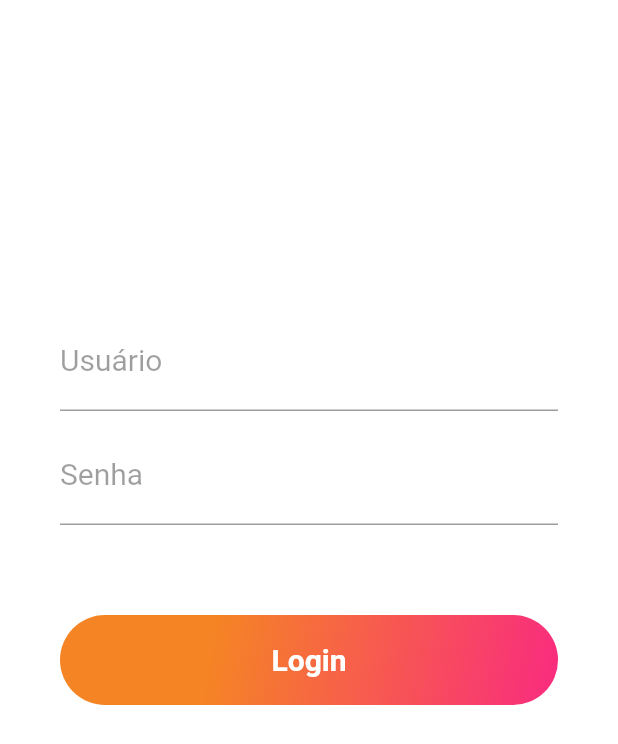
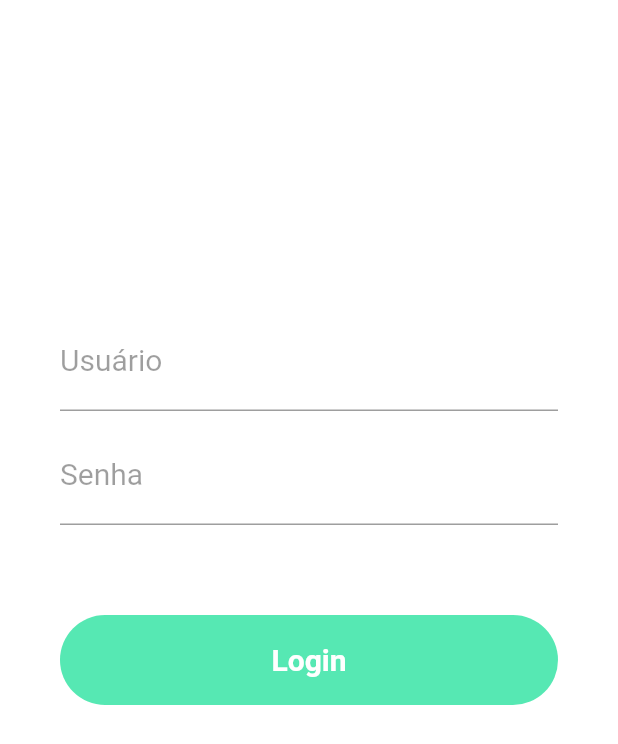
Before and after one commit to pveiga-abreu/client-chat, a Flutter app: the screen it shows after launch, after a tap on "Login", on a phone screen of 412 x 824 dp. Shown: the top 744 px of the screen. Run offline on Flutter 3.47's test engine with Material 2 defaults, Android fonts, the phone set to English and light mode, and no system bars; missing offline and left inert: console, xmpp_stone.

Commit message:
Finalizando Tela de Login

```diff
--- a/lib/main.dart
+++ b/lib/main.dart
@@ -15,7 +15,12 @@ class MyApp extends StatelessWidget {
       theme: ThemeData(
         primarySwatch: Colors.deepOrange,
       ),
-      home: LoginPage(),
+      // home: LoginPage(),
+      initialRoute: '/login',
+      routes :{
+        '/login' : (BuildContext context) => LoginPage()
+
+      }
     );
   }
 }
--- a/lib/opa.dart
+++ /dev/null
@@ -1,7 +0,0 @@
-import 'dart:io';
-import 'dart:async';
-
-void teste() {
-  print("opa");
-
-}
--- a/lib/openfire.dart
+++ b/lib/openfire.dart
@@ -55,10 +55,11 @@ class Openfire {
       messageHandler.sendMessage(receiverJid, str);
     });
 
-    if (xmpp.XmppConnectionState == xmpp.XmppConnectionState.Ready) {
+    // Verifica se a conexão foi realizada com sucesso
+    if (xmpp.XmppConnectionState != '') {
       conectado = true;
     }
-    return conectado;
+    return conectado = false;
   }
 }
 
@@ -78,9 +79,11 @@ class ExampleConnectionStateChangedListener
 
   @override
   void onConnectionStateChanged(xmpp.XmppConnectionState state) {
+    print('$state testando conexao');
     if (state == xmpp.XmppConnectionState.Ready) {
       print(TAG);
       print("teste");
+
       var vCardManager = xmpp.VCardManager(_connection);
       vCardManager.getSelfVCard().then((vCard) {
         if (vCard != null) {
--- a/lib/pages/login.pages.dart
+++ b/lib/pages/login.pages.dart
@@ -1,19 +1,20 @@
 import 'package:flutter/material.dart';
 import '../openfire.dart' as openfire;
 import 'package:flutter/material.dart';
-
-import '../opa.dart' as opa;
 
 class LoginPage extends StatelessWidget {
   TextEditingController email = new TextEditingController();
   TextEditingController senha = new TextEditingController();
 
-  void autenticar(bool conectou){
+  static void autenticar(String mail, String senha, context) {
+    openfire.Openfire.openFireLogin(mail, senha);
 
+    // Navigator.push(context, route)
   }
 
   @override
   Widget build(BuildContext context) {
+    // Navigator.pushNamed(context, '/chat', arguments: );
     return Scaffold(
       body: Container(
         padding: EdgeInsets.only(
@@ -67,7 +68,6 @@ class LoginPage extends StatelessWidget {
             SizedBox(
               height: 10,
             ),
-
             SizedBox(
               height: 50,
             ),
@@ -79,12 +79,12 @@ class LoginPage extends StatelessWidget {
                     begin: Alignment.topLeft,
                     end: Alignment.bottomRight,
                     stops: [
-                      0.3,
+                      1,
                       1
                     ],
                     colors: [
-                      Color(0xFFF58524),
-                      Color(0XFFF92B7F),
+                      Color(0xFF56E8B3),
+                      Color(0xFFFFFF),
                     ]),
                 borderRadius: BorderRadius.all(
                   Radius.circular(50),
@@ -106,10 +106,8 @@ class LoginPage extends StatelessWidget {
                         ),
                       ],
                     ),
-                    onPressed: () =>{openfire.Openfire.openFireLogin( email.text, senha.text )}),
+                    onPressed: () => {autenticar(email.text, senha.text, context)}),
               ),
-
-
             ),
           ],
         ),
```
